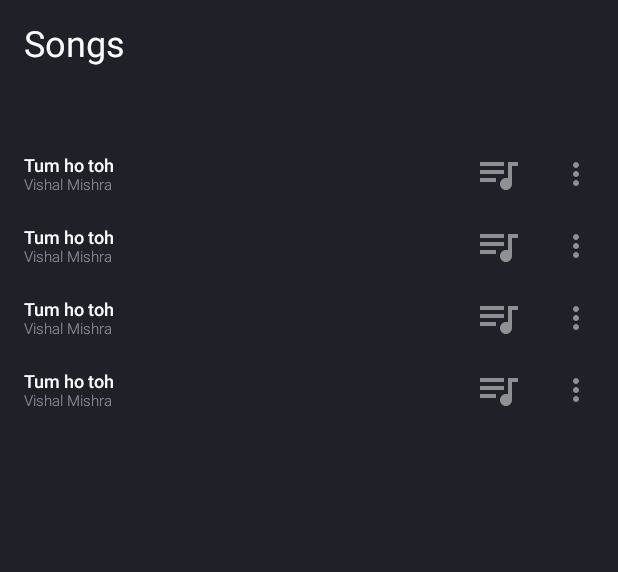
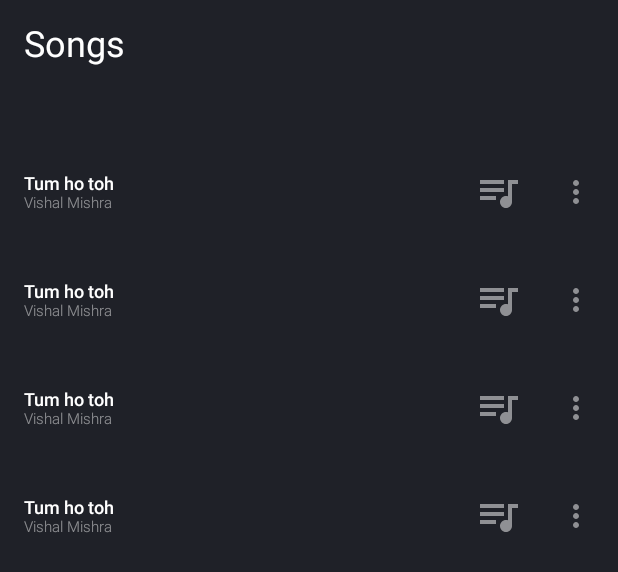
Before and after one commit to karngo/rhythm, an Android app built with Jetpack Compose: the @Preview function PreviewSongList, on a phone screen of 412 x 824 dp. Shown: the top 572 px of the screen. Run offline under Robolectric (Android 15) with nearby library versions, the phone set to English and light mode, and no system bars.

```diff
--- a/app/src/main/java/com/example/rhythm/MainActivity.kt
+++ b/app/src/main/java/com/example/rhythm/MainActivity.kt
@@ -17,7 +17,7 @@ import com.example.rhythm.ui.MusicPermissionHandler
 import com.example.rhythm.ui.getAllSongs
 import com.example.rhythm.ui.model.Song
 import com.example.rhythm.ui.theme.RhythmTheme
-import com.example.rhythm.ui.theme.SongList
+import com.example.rhythm.ui.SongList
 
 class MainActivity : ComponentActivity() {
     override fun onCreate(savedInstanceState: Bundle?) {
--- a/app/src/main/java/com/example/rhythm/ui/theme/SongLIst.kt
+++ b/app/src/main/java/com/example/rhythm/ui/SongLIst.kt
@@ -1,6 +1,8 @@
-package com.example.rhythm.ui.theme
+package com.example.rhythm.ui
 
 import androidx.compose.foundation.background
+import androidx.compose.foundation.clickable
+import androidx.compose.foundation.interaction.MutableInteractionSource
 import androidx.compose.foundation.layout.Column
 import androidx.compose.foundation.layout.PaddingValues
 import androidx.compose.foundation.layout.Row
@@ -10,7 +12,9 @@ import androidx.compose.foundation.layout.padding
 import androidx.compose.foundation.lazy.LazyColumn
 import androidx.compose.foundation.lazy.items
 import androidx.compose.material3.Text
+import androidx.compose.material3.ripple
 import androidx.compose.runtime.Composable
+import androidx.compose.runtime.remember
 import androidx.compose.ui.Modifier
 import androidx.compose.ui.graphics.Color
 import androidx.compose.ui.tooling.preview.Preview
@@ -21,9 +25,15 @@ import com.example.rhythm.ui.model.Song
 
 @Composable
 fun SongList(songs: List<Song>) {
-    Column(modifier = Modifier
-        .fillMaxSize()
-        .background(Color(0xFF1F2128))) {
+    fun onSongClicked() {
+
+    }
+
+    Column(
+        modifier = Modifier
+            .fillMaxSize()
+            .background(Color(0xFF1F2128))
+    ) {
         Row(
             modifier = Modifier
                 .fillMaxWidth()
@@ -36,7 +46,17 @@ fun SongList(songs: List<Song>) {
             modifier = Modifier.weight(1f)
         ) {
             items(songs) { song ->
-                SongListItem(song.title, song.artist)
+                SongListItem(
+                    song.title,
+                    song.artist,
+                    modifier = Modifier
+                        .clickable(
+                            onClick = { onSongClicked() },
+                            indication = ripple(bounded = true, color = Color(0xFF1ECCB0)),
+                            interactionSource = remember { MutableInteractionSource() }
+                        )
+                        .padding(vertical = 12.dp)
+                )
             }
         }
     }
--- a/app/src/main/java/com/example/rhythm/ui/components/SongListItem.kt
+++ b/app/src/main/java/com/example/rhythm/ui/components/SongListItem.kt
@@ -15,15 +15,16 @@ import androidx.compose.ui.graphics.Color
 import androidx.compose.ui.graphics.ColorFilter
 import androidx.compose.ui.res.painterResource
 import androidx.compose.ui.text.font.FontWeight
+import androidx.compose.ui.text.style.TextOverflow
 import androidx.compose.ui.tooling.preview.Preview
 import androidx.compose.ui.unit.dp
 import androidx.compose.ui.unit.sp
 import com.example.rhythm.R
 
 @Composable
-fun SongListItem(text: String, subText: String) {
+fun SongListItem(text: String, subText: String, modifier: Modifier = Modifier) {
     Row(
-        modifier = Modifier
+        modifier = modifier
             .fillMaxWidth()
             .padding(horizontal = 16.dp, vertical = 8.dp),
         horizontalArrangement = Arrangement.spacedBy(24.dp),
@@ -36,7 +37,9 @@ fun SongListItem(text: String, subText: String) {
                 text,
                 color = Color.White,
                 fontSize = 12.sp,
-                fontWeight = FontWeight.W500
+                fontWeight = FontWeight.W500,
+                maxLines = 1,
+                overflow = TextOverflow.Ellipsis
             )
             Text(
                 subText,
```
